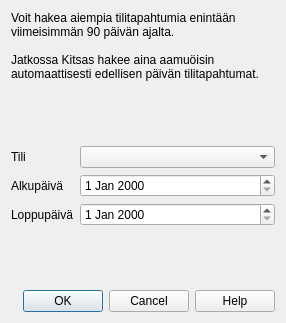
Qt form kitsas/maaritys/tilitieto/tilitapahtumahaku.ui (artoh/kitupiikki) before a commit.
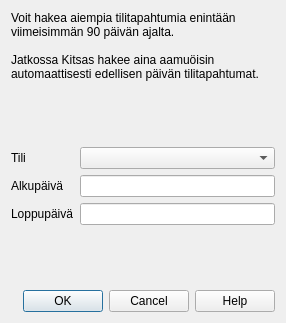
The same form after that commit. Custom widgets are drawn as their Qt base class.

Commit message: Pankkiyhteyshakudlg KpDateEdit

The edit to the form file:
```diff
--- a/kitsas/maaritys/tilitieto/tilitapahtumahaku.ui
+++ b/kitsas/maaritys/tilitieto/tilitapahtumahaku.ui
@@ -58,9 +58,6 @@
        </property>
       </widget>
      </item>
-     <item row="1" column="1">
-      <widget class="QDateEdit" name="alkuPvm"/>
-     </item>
      <item row="2" column="0">
       <widget class="QLabel" name="label_3">
        <property name="text">
@@ -68,8 +65,11 @@
        </property>
       </widget>
      </item>
+     <item row="1" column="1">
+      <widget class="KpDateEdit" name="alkuPvm"/>
+     </item>
      <item row="2" column="1">
-      <widget class="QDateEdit" name="loppuPvm"/>
+      <widget class="KpDateEdit" name="loppuPvm"/>
      </item>
     </layout>
    </item>
@@ -98,6 +98,13 @@
    </item>
   </layout>
  </widget>
+ <customwidgets>
+  <customwidget>
+   <class>KpDateEdit</class>
+   <extends>QLineEdit</extends>
+   <header location="global">tools/kpdateedit.h</header>
+  </customwidget>
+ </customwidgets>
  <resources/>
  <connections>
   <connection>
```
The commit also changes 3 other files.
